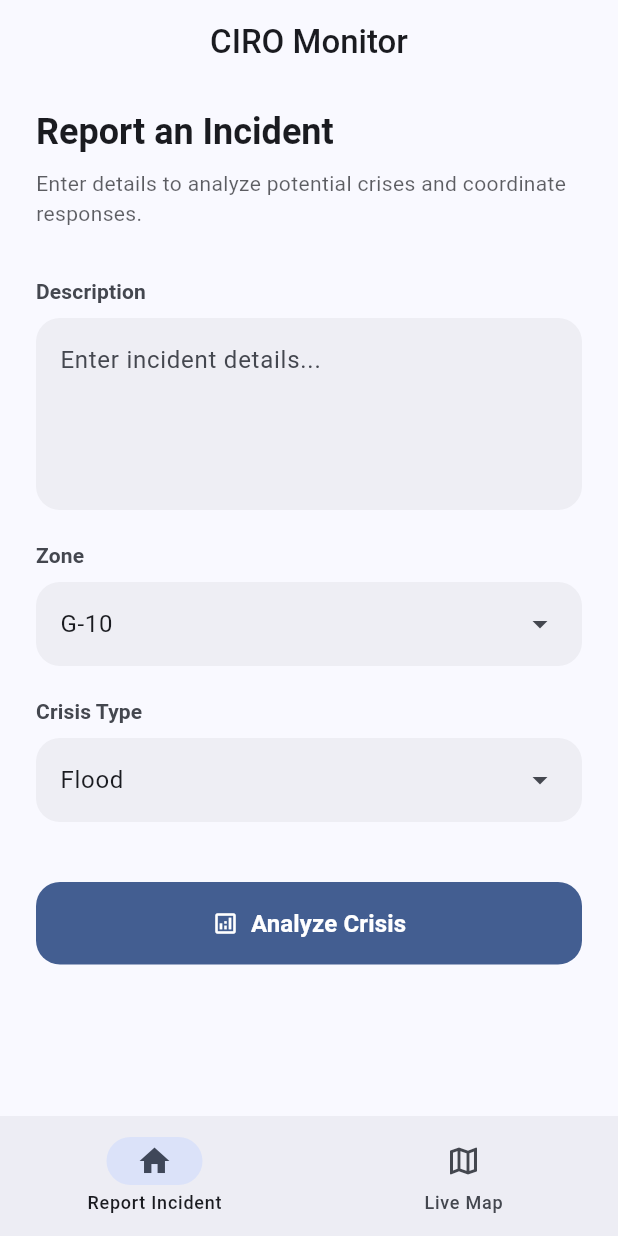
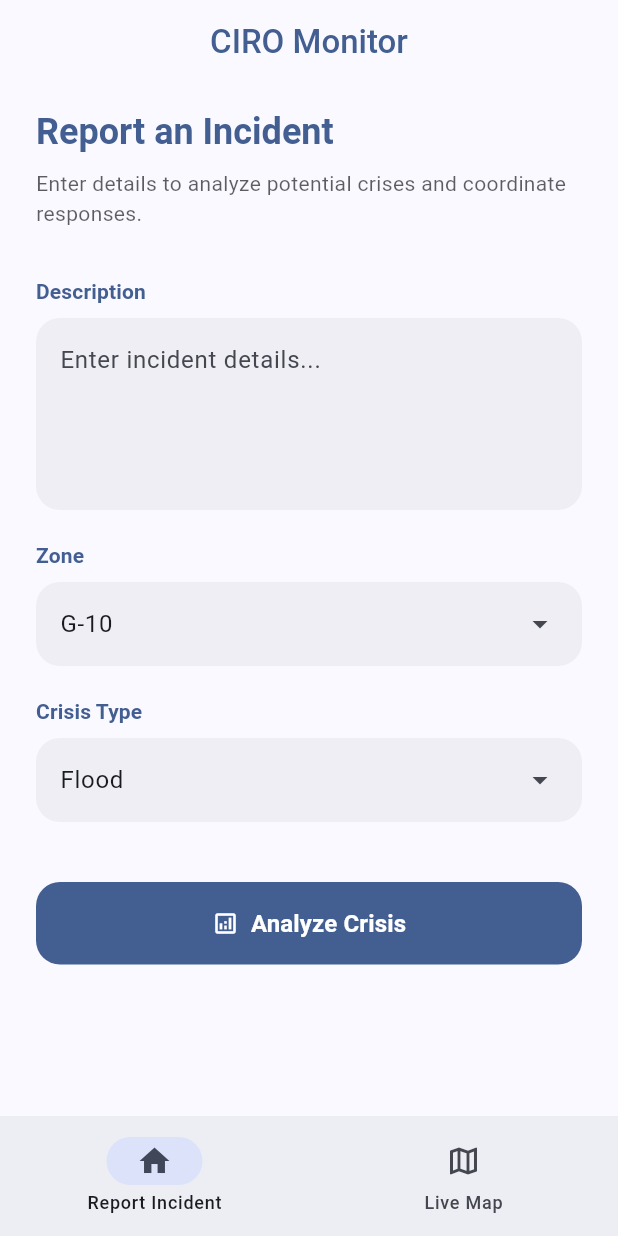
Before and after one commit to Shaharyar2442/HackathonAISeekho, a Flutter app: the screen it shows after launch, on a phone screen of 412 x 824 dp. Run offline on Flutter 3.47's test engine with Material 3 defaults, Android fonts, the phone set to English and light mode, and no system bars; our stand-ins replace google_maps_flutter.

Commit message:
Apply Material primary color to all app headings

```diff
--- a/ciro_mobile/lib/main.dart
+++ b/ciro_mobile/lib/main.dart
@@ -128,7 +128,7 @@ class _HomeScreenState extends State<HomeScreen> {
 
     return Scaffold(
       appBar: AppBar(
-        title: const Text('CIRO Monitor', style: TextStyle(fontWeight: FontWeight.w500)),
+        title: Text('CIRO Monitor', style: TextStyle(fontWeight: FontWeight.w500, color: theme.colorScheme.primary)),
       ),
       body: SingleChildScrollView(
         child: Padding(
@@ -138,7 +138,7 @@ class _HomeScreenState extends State<HomeScreen> {
             children: [
               Text(
                 'Report an Incident',
-                style: theme.textTheme.headlineSmall?.copyWith(fontWeight: FontWeight.w600),
+                style: theme.textTheme.headlineSmall?.copyWith(fontWeight: FontWeight.w600, color: theme.colorScheme.primary),
               ),
               const SizedBox(height: 8),
               Text(
@@ -148,7 +148,7 @@ class _HomeScreenState extends State<HomeScreen> {
               const SizedBox(height: 32),
               Text(
                 'Description',
-                style: theme.textTheme.titleSmall?.copyWith(fontWeight: FontWeight.w600, color: theme.colorScheme.onSurfaceVariant),
+                style: theme.textTheme.titleSmall?.copyWith(fontWeight: FontWeight.w600, color: theme.colorScheme.primary),
               ),
               const SizedBox(height: 8),
               TextFormField(
@@ -168,7 +168,7 @@ class _HomeScreenState extends State<HomeScreen> {
               const SizedBox(height: 20),
               Text(
                 'Zone',
-                style: theme.textTheme.titleSmall?.copyWith(fontWeight: FontWeight.w600, color: theme.colorScheme.onSurfaceVariant),
+                style: theme.textTheme.titleSmall?.copyWith(fontWeight: FontWeight.w600, color: theme.colorScheme.primary),
               ),
               const SizedBox(height: 8),
               LayoutBuilder(
@@ -190,7 +190,7 @@ class _HomeScreenState extends State<HomeScreen> {
               const SizedBox(height: 20),
               Text(
                 'Crisis Type',
-                style: theme.textTheme.titleSmall?.copyWith(fontWeight: FontWeight.w600, color: theme.colorScheme.onSurfaceVariant),
+                style: theme.textTheme.titleSmall?.copyWith(fontWeight: FontWeight.w600, color: theme.colorScheme.primary),
               ),
               const SizedBox(height: 8),
               LayoutBuilder(
@@ -301,7 +301,7 @@ class ResponseScreen extends StatelessWidget {
     final int severity = (crisis['severity'] as num?)?.toInt() ?? 1;
 
     return Scaffold(
-      appBar: AppBar(title: const Text('Analysis Results')),
+      appBar: AppBar(title: Text('Analysis Results', style: TextStyle(fontWeight: FontWeight.w500, color: theme.colorScheme.primary))),
       body: SingleChildScrollView(
         child: Padding(
           padding: const EdgeInsets.symmetric(horizontal: 20.0, vertical: 8.0),
@@ -385,7 +385,7 @@ class ResponseScreen extends StatelessWidget {
               const SizedBox(height: 32),
               Text(
                 'Recommended Actions',
-                style: theme.textTheme.titleMedium?.copyWith(fontWeight: FontWeight.w600),
+                style: theme.textTheme.titleMedium?.copyWith(fontWeight: FontWeight.w600, color: theme.colorScheme.primary),
               ),
               const SizedBox(height: 16),
               if (rawActions.isEmpty)
@@ -418,7 +418,7 @@ class ResponseScreen extends StatelessWidget {
                 child: ExpansionTile(
                   title: Text(
                     'View Agent Reasoning Trace',
-                    style: theme.textTheme.titleMedium?.copyWith(fontWeight: FontWeight.w600),
+                    style: theme.textTheme.titleMedium?.copyWith(fontWeight: FontWeight.w600, color: theme.colorScheme.primary),
                   ),
                   leading: const Icon(Icons.memory),
                   children: [
```
